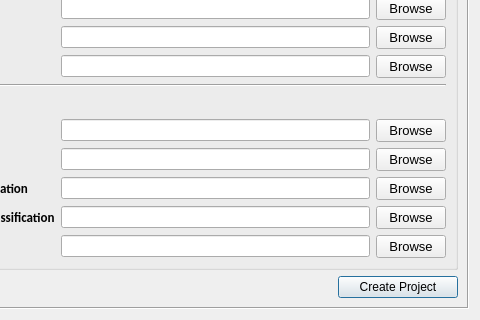
This is otoklim_dialog_new_project.ui in geoenvo/otoklim as Qt 5 draws it before an edit; both pictures show x 120 to 600 and y 262 to 582 of the 600 by 582 pixel window. The edited form follows.
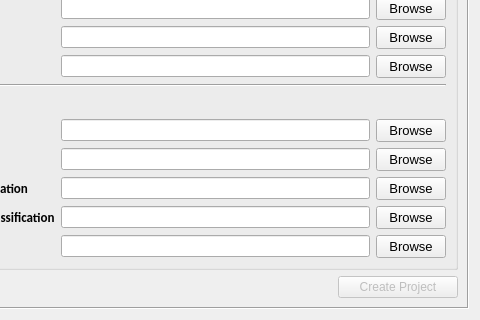
This is the edited form.

Patch:
```diff
--- a/otoklim_dialog_new_project.ui
+++ b/otoklim_dialog_new_project.ui
@@ -38,7 +38,7 @@
       <item row="1" column="1">
        <widget class="QPushButton" name="ProjectCreate">
         <property name="enabled">
-         <bool>true</bool>
+         <bool>false</bool>
         </property>
         <property name="maximumSize">
          <size>
```
